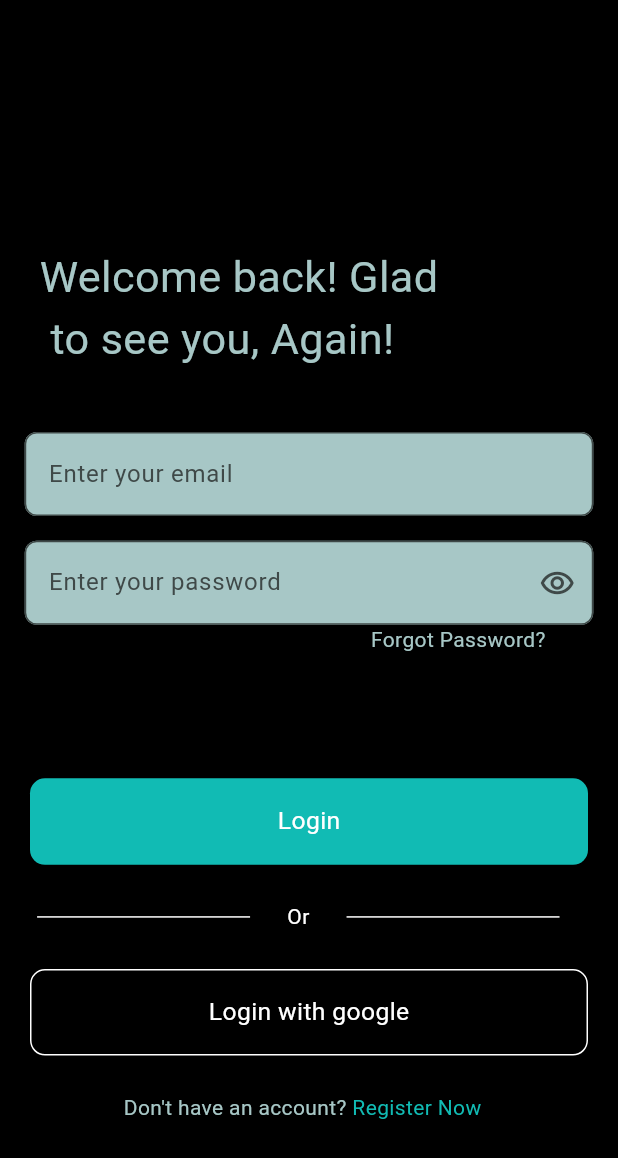
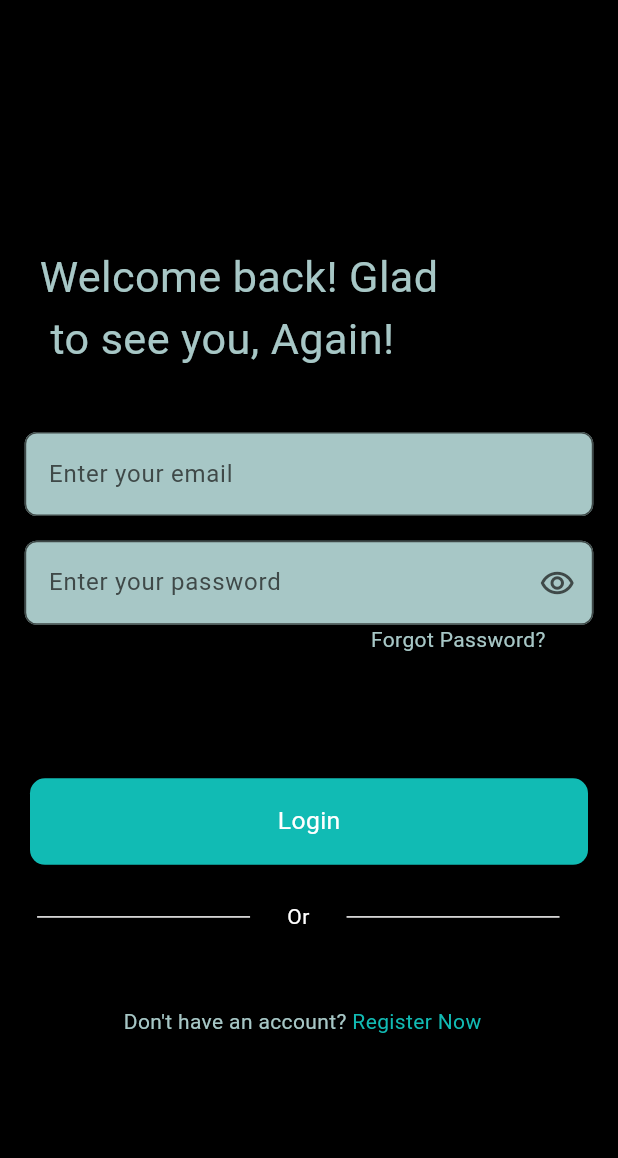
Before and after one commit to sayedadinan/vehicanich_shop, a Flutter app: the LoginScreen screen opened directly, on a phone screen of 412 x 824 dp. Shown: the top 1158 px of the screen. Run offline on Flutter 3.47's test engine with Material 3 defaults, Android fonts, the light colour scheme and no system bars; our stand-ins replace bloc, cloud_firestore, connectivity_plus, firebase_auth, firebase_core, firebase_storage and 7 more; missing offline and left inert: flutter_animated_button, flutter_animated_loadingkit; accounts and stored records are empty.

Commit message:
login verification bloc addedd and error handled

```diff
--- a/lib/blocs/login_bloc/login_state.dart
+++ b/lib/blocs/login_bloc/login_state.dart
@@ -6,7 +6,7 @@ class InitialBlocState extends LoginBlocState {}
 
 class NavigateToForgetPage extends LoginBlocState {}
 
-class NavigateToHome extends LoginBlocState {}
+class LoginSuccess extends LoginBlocState {}
 
 class NavigateToGoogleLogin extends LoginBlocState {}
 
@@ -15,3 +15,17 @@ class NavigateToRegisterNow extends LoginBlocState {}
 class NavigateToOtpPage extends LoginBlocState {}
 
 class NavigateToNewpassword extends LoginBlocState {}
+
+class Networkerror extends LoginBlocState {
+  final String error;
+
+  Networkerror({required this.error});
+}
+
+class LoginLoading extends LoginBlocState {}
+
+class LoginError extends LoginBlocState {
+  final String error;
+
+  LoginError({required this.error});
+}
--- a/lib/firebase_auth/phoneauth_.dart
+++ b/lib/firebase_auth/phoneauth_.dart
@@ -30,7 +30,6 @@ class FireBasePhoneAuth {
       print('Phone authentication request sent successfully.');
     } catch (e) {
       print('An error occurred during phone authentication: $e');
-      // Handle error here, e.g., show an error message to the user
     }
   }
 
--- a/lib/repositories/shop_data_repositery.dart
+++ b/lib/repositories/shop_data_repositery.dart
@@ -7,13 +7,12 @@ import 'package:vehicanich_shop/blocs/registration_blocs/services/engine_bloc/bl
 import 'package:vehicanich_shop/blocs/registration_blocs/services/interior_service/bloc/interior_bloc.dart';
 import 'package:vehicanich_shop/blocs/registration_blocs/startingtime_bloc.dart/bloc/time_bloc.dart';
 import 'package:vehicanich_shop/models/shop_model.dart';
+import 'package:vehicanich_shop/repositories/shop_reference.dart';
 import 'package:vehicanich_shop/services/image_changing.dart';
 import 'package:cloud_firestore/cloud_firestore.dart';
 import 'package:vehicanich_shop/utils/constant_variables/textediting_controller.dart';
 
 class FirebaseDatastoring {
-  final CollectionReference reference =
-      FirebaseFirestore.instance.collection('shop_details');
   addShopDetailsToFirebase(BuildContext context) async {
     try {
       final licenceimagereferenceUrl =
@@ -48,7 +47,7 @@ class FirebaseDatastoring {
             BlocProvider.of<EngineBloc>(context).state.serviceNamemap,
       );
       // Map<String, dynamic> shopData = shopDetails.toJson();
-      await reference.add(shopDetails.toJson());
+      await ShopreferenceId().reference.add(shopDetails.toJson());
     } catch (error) {
       print("Error adding shop details: $error");
     }
--- /dev/null
+++ b/lib/repositories/shop_reference.dart
@@ -0,0 +1,6 @@
+import 'package:cloud_firestore/cloud_firestore.dart';
+
+class ShopreferenceId {
+  final CollectionReference reference =
+      FirebaseFirestore.instance.collection('shop_details');
+}
--- a/lib/screens/login_screen/login_screen.dart
+++ b/lib/screens/login_screen/login_screen.dart
@@ -4,8 +4,8 @@ import 'package:vehicanich_shop/blocs/login_bloc/login_bloc.dart';
 import 'package:vehicanich_shop/screens/forgot_password/forgot_password.dart';
 import 'package:vehicanich_shop/utils/app_colors.dart';
 import 'package:vehicanich_shop/utils/app_custom_button.dart';
-import 'package:vehicanich_shop/utils/app_google_button.dart';
 import 'package:vehicanich_shop/utils/app_textfields.dart';
+import 'package:vehicanich_shop/utils/constant_variables/formvalidation_keys.dart';
 import 'package:vehicanich_shop/utils/mediaquery.dart';
 import 'package:vehicanich_shop/widgets/login_screen_widgets/custom_divider.dart';
 import 'package:vehicanich_shop/widgets/login_screen_widgets/forgot_button.dart';
@@ -28,9 +28,12 @@ class LoginScreen extends StatelessWidget {
         child: Scaffold(
           backgroundColor: Appallcolor().appbackgroundcolor,
           body: SingleChildScrollView(
+            child: Form(
+              key: loginKey,
               child: Column(
                 children: [
-                SizedBox(height: Mymediaquery().mediaqueryheight(0.2, context)),
+                  SizedBox(
+                      height: Mymediaquery().mediaqueryheight(0.2, context)),
                   const LoginScreenMainText(),
                   SizedBox(
                       height: Mymediaquery().mediaqueryheight(0.05, context)),
@@ -47,7 +50,8 @@ class LoginScreen extends StatelessWidget {
                     function: () =>
                         context.read<LoginBloc>().add(ForgotButtonPressed()),
                   ),
-                SizedBox(height: Mymediaquery().mediaqueryheight(0.1, context)),
+                  SizedBox(
+                      height: Mymediaquery().mediaqueryheight(0.1, context)),
                   CustomButton(
                     function: () {},
                     buttontextcolor: Appallcolor().colorwhite,
@@ -62,19 +66,13 @@ class LoginScreen extends StatelessWidget {
                   const CustomDivider(),
                   SizedBox(
                       height: Mymediaquery().mediaqueryheight(0.03, context)),
-                CustomGoogleButton(
-                    bordercolor: Appallcolor().colorwhite,
-                    color: Colors.transparent,
-                    function: () {},
-                    text: 'Login with google',
-                    fontSize: Mymediaquery().mediaqueryheight(0.02, context),
-                    buttontextcolor: Appallcolor().colorwhite),
                   SizedBox(
                       height: Mymediaquery().mediaqueryheight(0.03, context)),
                   const CustomQuestion()
                 ],
               ),
             ),
+          ),
         ));
   }
 }
--- a/lib/screens/register_screen/register_screen.dart
+++ b/lib/screens/register_screen/register_screen.dart
@@ -5,6 +5,7 @@ import 'package:vehicanich_shop/utils/app_colors.dart';
 import 'package:vehicanich_shop/utils/app_custom_button.dart';
 import 'package:vehicanich_shop/utils/app_textfields.dart';
 import 'package:vehicanich_shop/utils/app_validators.dart';
+import 'package:vehicanich_shop/utils/constant_variables/formvalidation_keys.dart';
 import 'package:vehicanich_shop/utils/constant_variables/textediting_controller.dart';
 import 'package:vehicanich_shop/widgets/registration_widgets/banner_photo_container.dart';
 import 'package:vehicanich_shop/widgets/registration_widgets/emergency_service/emergency_container.dart';
@@ -27,7 +28,6 @@ class RegisterScreen extends StatelessWidget {
   const RegisterScreen({super.key});
   @override
   Widget build(BuildContext context) {
-    final GlobalKey<FormState> signupKey = GlobalKey<FormState>();
     return Scaffold(
         backgroundColor: Appallcolor().appbackgroundcolor,
         body: BlocConsumer<RegistrationBloc, RegistrationState>(
--- /dev/null
+++ b/lib/utils/constant_variables/formvalidation_keys.dart
@@ -0,0 +1,4 @@
+import 'package:flutter/material.dart';
+
+final GlobalKey<FormState> loginKey = GlobalKey<FormState>();
+final GlobalKey<FormState> signupKey = GlobalKey<FormState>();
--- a/lib/utils/constant_variables/textediting_controller.dart
+++ b/lib/utils/constant_variables/textediting_controller.dart
@@ -9,3 +9,5 @@ final TextEditingController descriptioncontroller = TextEditingController();
 final TextEditingController passwordcontroller = TextEditingController();
 final TextEditingController confirmpassword = TextEditingController();
 final TextEditingController otpcontroller = TextEditingController();
+final TextEditingController loginphonecontroller = TextEditingController();
+final TextEditingController loginpasswordcontroller = TextEditingController();
--- a/pubspec.yaml
+++ b/pubspec.yaml
@@ -55,6 +55,7 @@ dependencies:
   firebase_storage: ^11.7.4
   cloud_firestore: ^4.17.2
   firebase_auth: ^4.19.4
+  connectivity_plus: ^6.0.3
 
 dev_dependencies:
   flutter_test:
```
Also changed, not shown: lib/blocs/login_bloc/login_bloc.dart (+23 -2 lines), lib/firebase_auth/login_verification.dart (added, +27 -0 lines), lib/screens/onboarding_screen/login_or_sign.dart (+5 -3 lines), pubspec.lock, 3 other files. Lines whose indentation alone changed are shown as unchanged.
